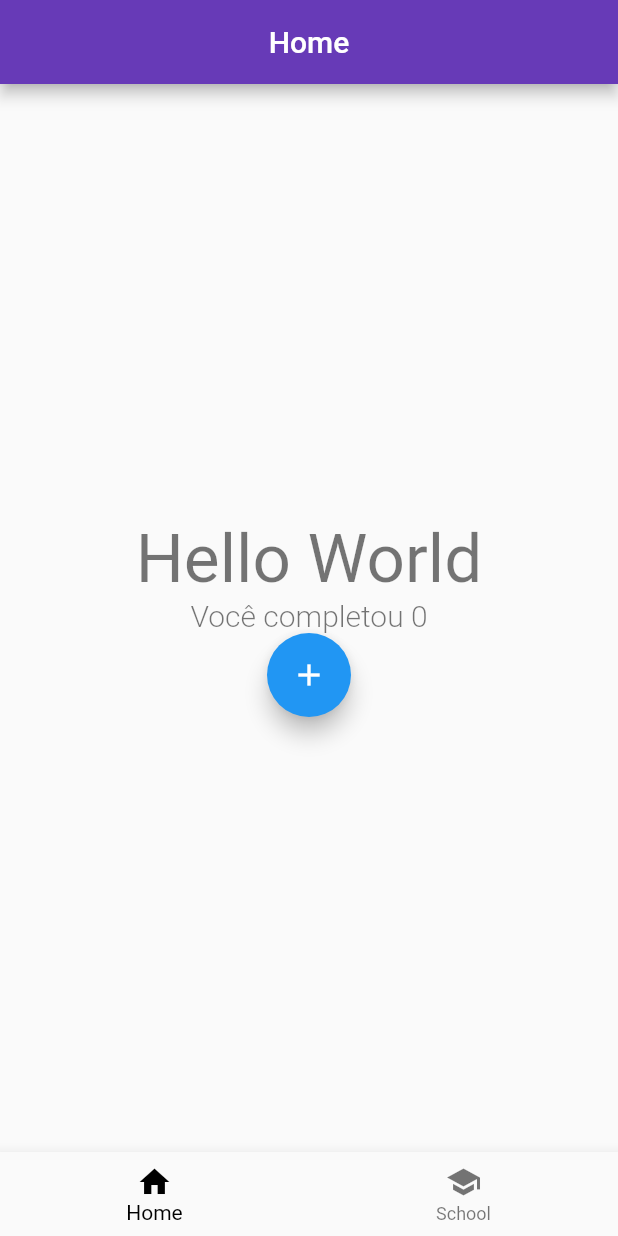
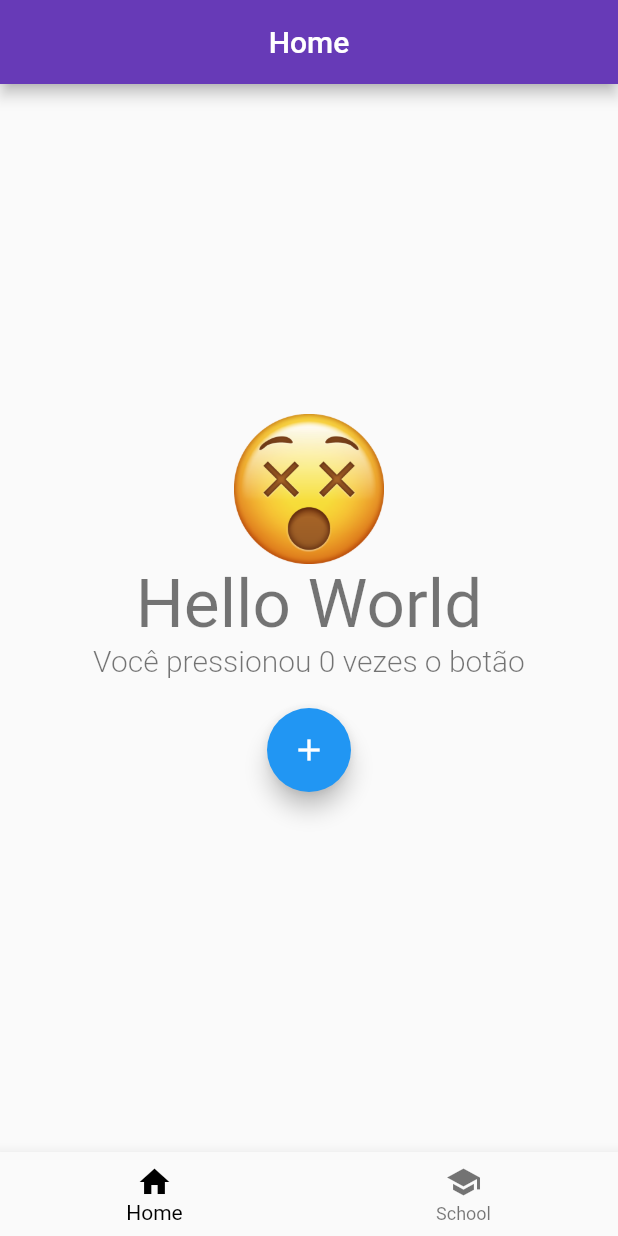
Before and after one commit to guyilherme/flutter_app, a Flutter app: the screen it shows after launch, on a phone screen of 412 x 824 dp. Run offline on Flutter 3.47's test engine with Material 2 defaults, Android fonts, the phone set to English and light mode, and no system bars.

Commit message:
adicionado imagem no app

```diff
--- a/lib/pages/home.dart
+++ b/lib/pages/home.dart
@@ -19,20 +19,23 @@ class _HomeState extends State<Home> {
     return Column(
           mainAxisAlignment: MainAxisAlignment.center,
           children: <Widget>[
+            Image.asset('assets/images/1.png', height: 100.0,),
             Text(
               'Hello World',
               textAlign: TextAlign.center,
               style: Theme.of(context).textTheme.display2
             ),
             Text(
-              'Você completou $_cursos',
+              'Você pressionou $_cursos vezes o botão',
               textAlign: TextAlign.center,
               style: Theme.of(context).textTheme.display1.copyWith(
                 fontSize: 20,
                 fontWeight: FontWeight.w300
               )
             ),
-            FloatingActionButton(
+            Padding(
+              padding: EdgeInsets.all(20),
+              child: FloatingActionButton(
               child: Icon(Icons.add),
                 onPressed: () {
                   setState(() {
@@ -40,6 +43,7 @@ class _HomeState extends State<Home> {
                   });
                 },
               ),
+            ),
           ],
         );
   }
```
